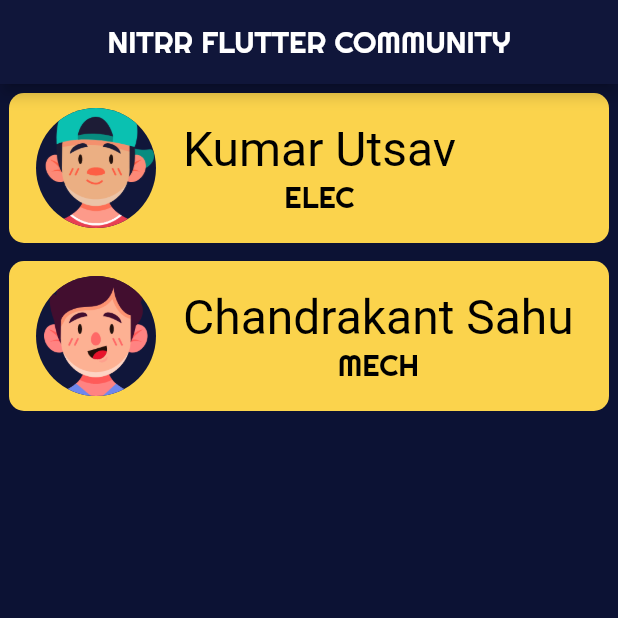
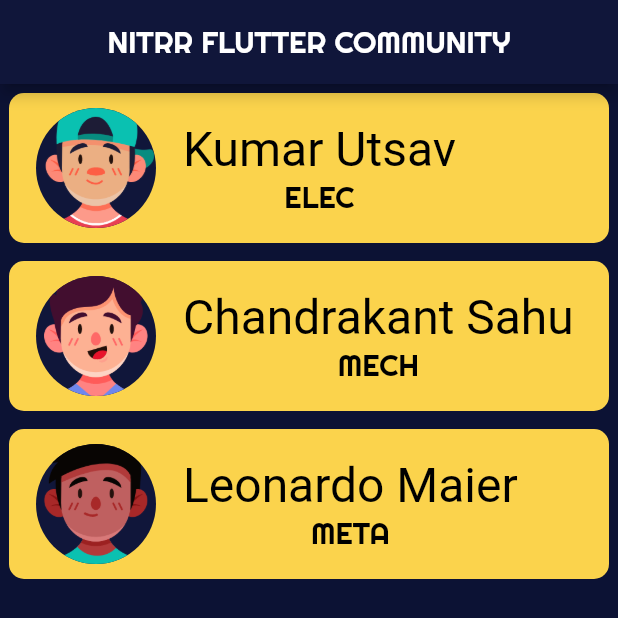
Before and after one commit to KumarUtsav1025/NITRR_FlutterCommunity, a Flutter app: the screen it shows after launch, on a phone screen of 412 x 824 dp. Shown: the top 618 px of the screen. Run offline on Flutter 3.47's test engine with Material 2 defaults, Android fonts, the phone set to English and light mode, and no system bars; our stand-ins replace google_fonts; Roboto replaces fonts that are missing (Acme).

Commit message:
adds name to profile list

```diff
--- a/lib/profile_list.dart
+++ b/lib/profile_list.dart
@@ -5,6 +5,7 @@ class ProfileList {
   List<Profile> profileList = [
     Profile(name: 'Kumar Utsav', branch: Branch[5], picNum: 8),
     Profile(name: 'Chandrakant Sahu', branch: Branch[8], picNum: 7),
+    Profile(name: 'Leonardo Maier', branch: Branch[10], picNum: 10),
     // Add your Name, branch & picNumber here
   ];
 }
```
